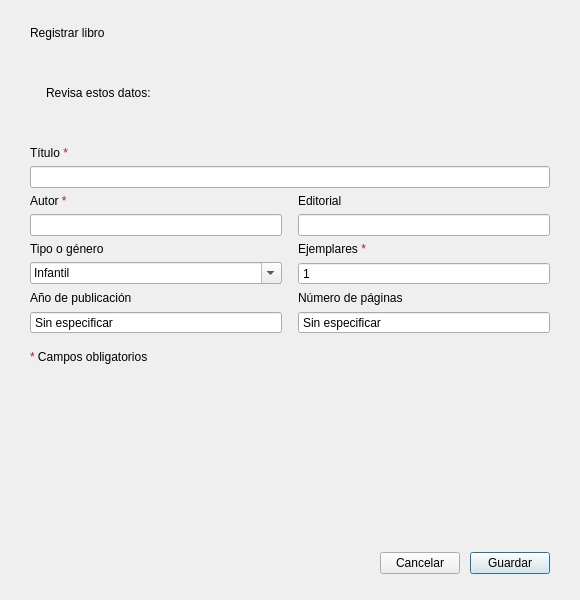
Before: the Qt Designer form src/biblioteca/ui/disenos/formulario_libro.ui in yaelink7/Biblioteca_Implementacion_Escuela_Primaria, drawn with Qt 5.
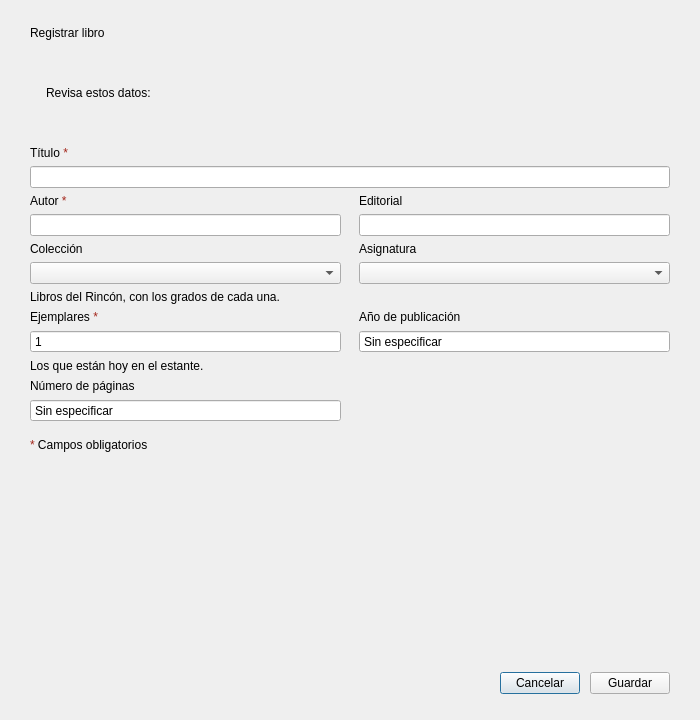
After: the same form once the commit is applied.

The edit to the form file:
```diff
--- a/src/biblioteca/ui/disenos/formulario_libro.ui
+++ b/src/biblioteca/ui/disenos/formulario_libro.ui
@@ -2,17 +2,8 @@
 <ui version="4.0">
  <class>FormularioLibro</class>
  <widget class="QDialog" name="FormularioLibro">
-  <property name="geometry">
-   <rect>
-    <x>0</x>
-    <y>0</y>
-    <width>580</width>
-    <height>600</height>
-   </rect>
-  </property>
-  <property name="windowTitle">
-   <string>Libro</string>
-  </property>
+  <property name="geometry"><rect><x>0</x><y>0</y><width>700</width><height>720</height></rect></property>
+  <property name="windowTitle"><string>Libro</string></property>
   <layout class="QVBoxLayout" name="disposicion">
    <property name="leftMargin"><number>30</number></property>
    <property name="topMargin"><number>26</number></property>
@@ -63,8 +54,8 @@
    </item>
 
    <item>
-    <layout class="QGridLayout" name="formulario">
-     <property name="horizontalSpacing"><number>16</number></property>
+    <layout class="QGridLayout" name="formulario" columnstretch="1,1">
+     <property name="horizontalSpacing"><number>18</number></property>
      <property name="verticalSpacing"><number>6</number></property>
 
      <item row="0" column="0" colspan="2">
@@ -97,52 +88,53 @@
      </item>
 
      <item row="4" column="0">
-      <widget class="QLabel" name="etiquetaTipo">
-       <property name="text"><string>Tipo o género</string></property>
+      <widget class="QLabel" name="etiquetaColeccion">
+       <property name="text"><string>Colección</string></property>
        <property name="rol" stdset="0"><string>etiquetaCampo</string></property>
       </widget>
      </item>
      <item row="4" column="1">
-      <widget class="QLabel" name="etiquetaExistencias">
-       <property name="text"><string>Ejemplares &lt;span style="color:#A3261B"&gt;*&lt;/span&gt;</string></property>
+      <widget class="QLabel" name="etiquetaAsignatura">
+       <property name="text"><string>Asignatura</string></property>
        <property name="rol" stdset="0"><string>etiquetaCampo</string></property>
       </widget>
      </item>
      <item row="5" column="0">
-      <widget class="QComboBox" name="campoTipo">
-       <property name="editable"><bool>true</bool></property>
-       <item><property name="text"><string>Infantil</string></property></item>
-       <item><property name="text"><string>Juvenil</string></property></item>
-       <item><property name="text"><string>Cuento</string></property></item>
-       <item><property name="text"><string>Novela</string></property></item>
-       <item><property name="text"><string>Poesía</string></property></item>
-       <item><property name="text"><string>Aventura</string></property></item>
-       <item><property name="text"><string>Fantasía</string></property></item>
-       <item><property name="text"><string>Consulta</string></property></item>
+      <widget class="QComboBox" name="campoColeccion">
       </widget>
      </item>
      <item row="5" column="1">
-      <widget class="QSpinBox" name="campoExistencias">
-       <property name="buttonSymbols"><enum>QAbstractSpinBox::NoButtons</enum></property>
-       <property name="minimum"><number>0</number></property>
-       <property name="maximum"><number>9999</number></property>
-       <property name="value"><number>1</number></property>
+      <widget class="QComboBox" name="campoAsignatura">
       </widget>
      </item>
-
      <item row="6" column="0">
+      <widget class="QLabel" name="notaColeccion">
+       <property name="text"><string>Libros del Rincón, con los grados de cada una.</string></property>
+       <property name="wordWrap"><bool>true</bool></property>
+       <property name="rol" stdset="0"><string>notaCampo</string></property>
+      </widget>
+     </item>
+     <item row="7" column="0">
+      <widget class="QLabel" name="etiquetaExistencias">
+       <property name="text"><string>Ejemplares &lt;span style="color:#A3261B"&gt;*&lt;/span&gt;</string></property>
+       <property name="rol" stdset="0"><string>etiquetaCampo</string></property>
+      </widget>
+     </item>
+     <item row="7" column="1">
       <widget class="QLabel" name="etiquetaAno">
        <property name="text"><string>Año de publicación</string></property>
        <property name="rol" stdset="0"><string>etiquetaCampo</string></property>
       </widget>
      </item>
-     <item row="6" column="1">
-      <widget class="QLabel" name="etiquetaPaginas">
-       <property name="text"><string>Número de páginas</string></property>
-       <property name="rol" stdset="0"><string>etiquetaCampo</string></property>
+     <item row="8" column="0">
+      <widget class="QSpinBox" name="campoExistencias">
+       <property name="buttonSymbols"><enum>QAbstractSpinBox::NoButtons</enum></property>
+       <property name="minimum"><number>0</number></property>
+       <property name="maximum"><number>9999</number></property>
+       <property name="value"><number>1</number></property>
       </widget>
      </item>
-     <item row="7" column="0">
+     <item row="8" column="1">
       <widget class="QSpinBox" name="campoAno">
        <property name="buttonSymbols"><enum>QAbstractSpinBox::NoButtons</enum></property>
        <property name="minimum"><number>1399</number></property>
@@ -151,7 +143,20 @@
        <property name="specialValueText"><string>Sin especificar</string></property>
       </widget>
      </item>
-     <item row="7" column="1">
+     <item row="9" column="0">
+      <widget class="QLabel" name="notaExistencias">
+       <property name="text"><string>Los que están hoy en el estante.</string></property>
+       <property name="wordWrap"><bool>true</bool></property>
+       <property name="rol" stdset="0"><string>notaCampo</string></property>
+      </widget>
+     </item>
+     <item row="10" column="0">
+      <widget class="QLabel" name="etiquetaPaginas">
+       <property name="text"><string>Número de páginas</string></property>
+       <property name="rol" stdset="0"><string>etiquetaCampo</string></property>
+      </widget>
+     </item>
+     <item row="11" column="0">
       <widget class="QSpinBox" name="campoPaginas">
        <property name="buttonSymbols"><enum>QAbstractSpinBox::NoButtons</enum></property>
        <property name="minimum"><number>0</number></property>
@@ -162,10 +167,10 @@
      </item>
     </layout>
    </item>
-
    <item>
     <widget class="QLabel" name="etiquetaObligatorios">
      <property name="text"><string>&lt;span style="color:#A3261B"&gt;*&lt;/span&gt; Campos obligatorios</string></property>
+     <property name="wordWrap"><bool>true</bool></property>
      <property name="rol" stdset="0"><string>notaCampo</string></property>
     </widget>
    </item>
@@ -173,9 +178,7 @@
    <item>
     <spacer name="espacio">
      <property name="orientation"><enum>Qt::Vertical</enum></property>
-     <property name="sizeHint" stdset="0">
-      <size><width>20</width><height>4</height></size>
-     </property>
+     <property name="sizeHint" stdset="0"><size><width>40</width><height>20</height></size></property>
     </spacer>
    </item>
 
@@ -201,7 +204,6 @@
       <widget class="QPushButton" name="botonGuardar">
        <property name="text"><string>Guardar</string></property>
        <property name="minimumHeight"><number>44</number></property>
-       <property name="default"><bool>true</bool></property>
       </widget>
      </item>
     </layout>
```
Left out of the diff: 27 changed lines with no effect on the pictures.
